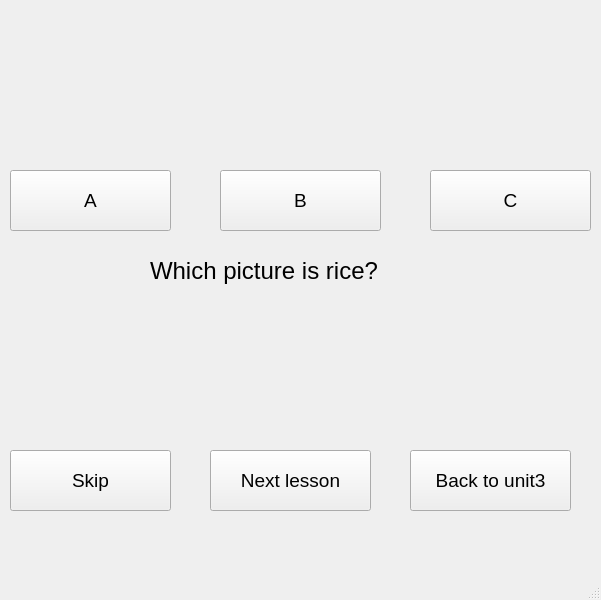
Old version of the form SPCK/Gui/food5.ui in the repository trongphuc1/TL-C4K-PTI01-.
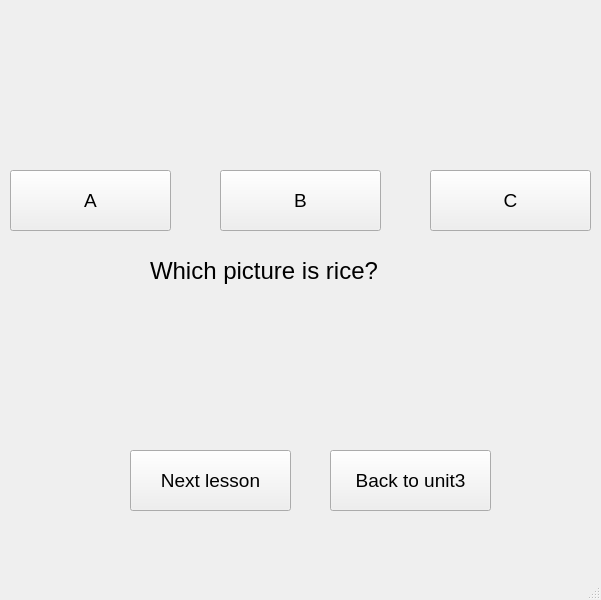
New version of the form. Icons and pictures are not drawn.

Diff of the .ui file:
```diff
--- a/SPCK/Gui/food5.ui
+++ b/SPCK/Gui/food5.ui
@@ -89,28 +89,10 @@
      <string>Which picture is rice?</string>
     </property>
    </widget>
-   <widget class="QPushButton" name="pushButton_6">
-    <property name="geometry">
-     <rect>
-      <x>10</x>
-      <y>450</y>
-      <width>161</width>
-      <height>61</height>
-     </rect>
-    </property>
-    <property name="font">
-     <font>
-      <pointsize>14</pointsize>
-     </font>
-    </property>
-    <property name="text">
-     <string>Skip</string>
-    </property>
-   </widget>
    <widget class="QPushButton" name="pushButton_5">
     <property name="geometry">
      <rect>
-      <x>410</x>
+      <x>330</x>
       <y>450</y>
       <width>161</width>
       <height>61</height>
@@ -128,7 +110,7 @@
    <widget class="QPushButton" name="pushButton_7">
     <property name="geometry">
      <rect>
-      <x>210</x>
+      <x>130</x>
       <y>450</y>
       <width>161</width>
       <height>61</height>
```
